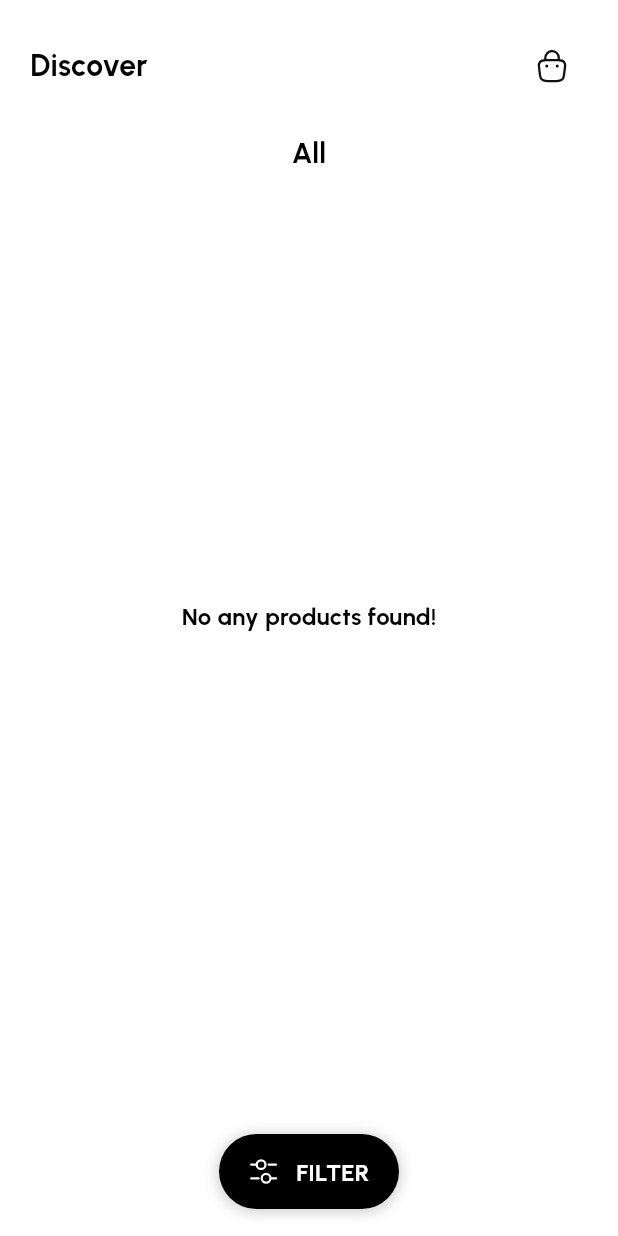
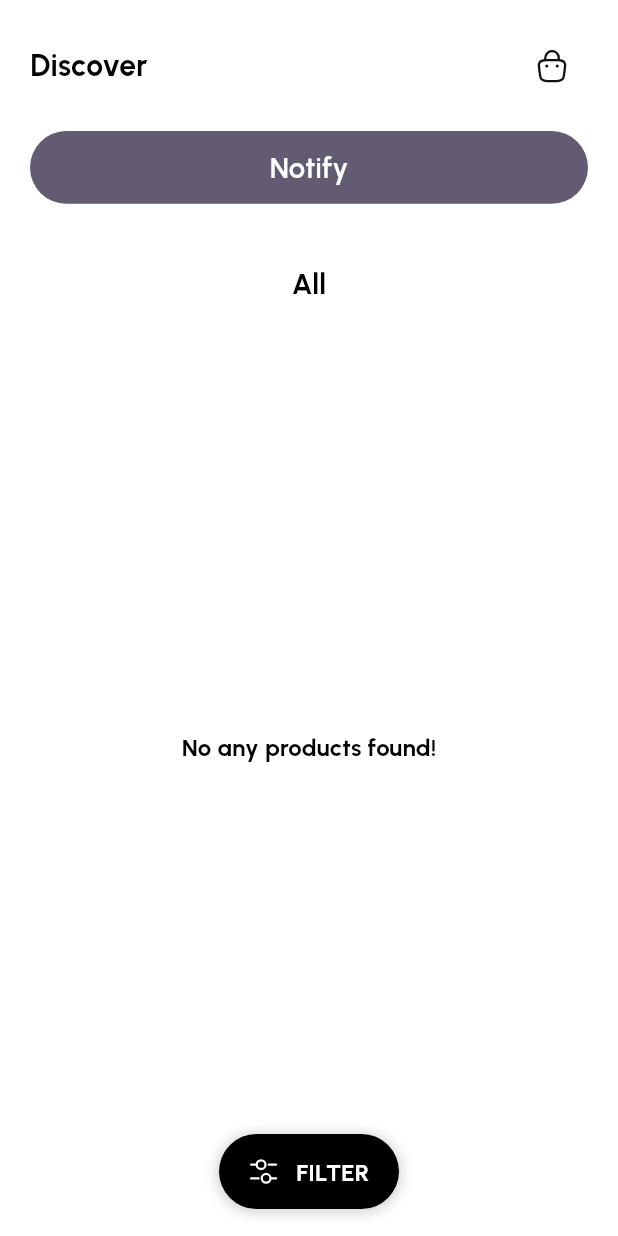
Before and after one commit to Aej75/shoesly-ajay, a Flutter app: the screen it shows after launch, on a phone screen of 412 x 824 dp. Run offline on Flutter 3.47's test engine with Material 3 defaults, Android fonts, the phone set to English and light mode, and no system bars; drawn by our look-alikes of flutter_easyloading; our stand-ins replace auto_route, bloc, cached_network_image, cloud_firestore, firebase_auth, firebase_core and 14 more; missing offline and left inert: jwt_decode, master_ui_collection; accounts and stored records are empty; network calls fail.

```diff
--- a/lib/features/dashboard/presentation/pages/dashboard.dart
+++ b/lib/features/dashboard/presentation/pages/dashboard.dart
@@ -1,6 +1,8 @@
 import 'package:cloud_firestore/cloud_firestore.dart';
 import 'package:code_test/core/export.dart';
 import 'package:code_test/core/utils/miscellaneous/spacing_utils.dart';
+import 'package:code_test/core/utils/notification/notification_service.dart';
+import 'package:code_test/core/widgets/app_button.dart';
 import 'package:code_test/core/widgets/base_view.dart';
 import 'package:code_test/features/dashboard/presentation/widgets/brand_widget_slider.dart';
 import 'package:code_test/features/dashboard/presentation/widgets/cart_icon_button.dart';
@@ -31,6 +33,16 @@ class _DashboardPageState extends State<DashboardPage> {
 
   loadProducts() {
     productBloc.add(ProductEvent.getProducts(filter: filter));
+  }
+
+  Future<void> initilizeNotification() async {
+    await PushNotificationService(context: context).setupInteractedMessage();
+  }
+
+  @override
+  void initState() {
+    initilizeNotification();
+    super.initState();
   }
 
   @override
@@ -94,6 +106,11 @@ class _DashboardPageState extends State<DashboardPage> {
                         CartIconButton(),
                       ],
                     ),
+                    AppButton(
+                      buttonText: 'Notify',
+                      onPressed: () async =>
+                          await PushNotificationService.showLocalNotification(),
+                    ),
                     BrandWidgetSlider(
                       selectedBrand: selectedBrand,
                       onSelected: (brand) {
--- a/lib/main.dart
+++ b/lib/main.dart
@@ -2,6 +2,7 @@ import 'package:auto_route/auto_route.dart';
 import 'package:code_test/config/app_theme.dart';
 import 'package:code_test/core/injection/injection.dart';
 import 'package:code_test/core/routes/app_router.gr.dart';
+import 'package:code_test/core/utils/notification/notification_service.dart';
 import 'package:code_test/features/cart/presentation/bloc/cart_bloc.dart';
 import 'package:firebase_core/firebase_core.dart';
 import 'package:firebase_messaging/firebase_messaging.dart';
```
Also changed, not shown: lib/core/utils/notification/notification_service.dart (+32 -2 lines).
